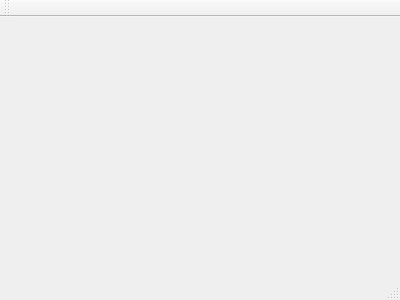
cptsnowball/Isaac-Character-Editor, file mainwindow.ui: the form before one commit.
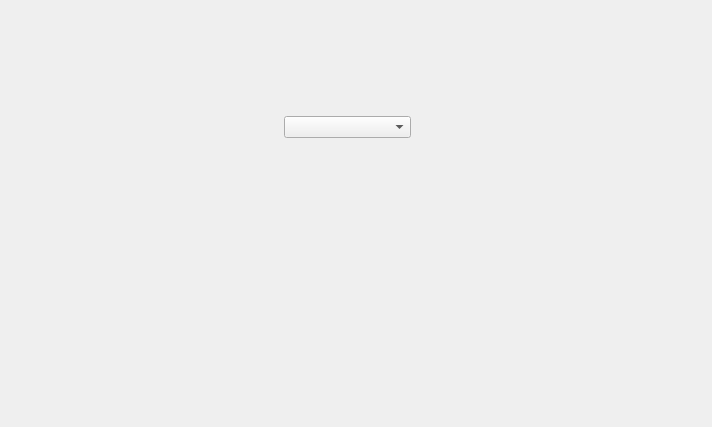
The form after the commit.

What changed in the file:
```diff
--- a/mainwindow.ui
+++ b/mainwindow.ui
@@ -1,24 +1,54 @@
 <ui version="4.0">
  <class>MainWindow</class>
- <widget class="QMainWindow" name="MainWindow" >
-  <property name="geometry" >
+ <widget class="QMainWindow" name="MainWindow">
+  <property name="geometry">
    <rect>
     <x>0</x>
     <y>0</y>
-    <width>400</width>
-    <height>300</height>
+    <width>712</width>
+    <height>427</height>
    </rect>
   </property>
   <property name="windowTitle" >
    <string>MainWindow</string>
   </property>
-  <widget class="QMenuBar" name="menuBar" />
-  <widget class="QToolBar" name="mainToolBar" />
-  <widget class="QWidget" name="centralWidget" />
-  <widget class="QStatusBar" name="statusBar" />
+  <widget class="QWidget" name="centralWidget">
+   <widget class="QLabel" name="characterImageLabel">
+    <property name="geometry">
+     <rect>
+      <x>289</x>
+      <y>54</y>
+      <width>64</width>
+      <height>64</height>
+     </rect>
+    </property>
+    <property name="text">
+     <string/>
+    </property>
+   </widget>
+   <widget class="QComboBox" name="characterComboBox">
+    <property name="geometry">
+     <rect>
+      <x>284</x>
+      <y>116</y>
+      <width>127</width>
+      <height>22</height>
+     </rect>
+    </property>
+   </widget>
+  </widget>
+  <widget class="QMenuBar" name="menuBar">
+   <property name="geometry">
+    <rect>
+     <x>0</x>
+     <y>0</y>
+     <width>712</width>
+     <height>20</height>
+    </rect>
+   </property>
+  </widget>
  </widget>
- <layoutDefault spacing="6" margin="11" />
- <pixmapfunction></pixmapfunction>
+ <layoutdefault spacing="6" margin="11"/>
  <resources/>
  <connections/>
 </ui>
```
Left out of the diff: 25 changed lines with no effect on the pictures.
